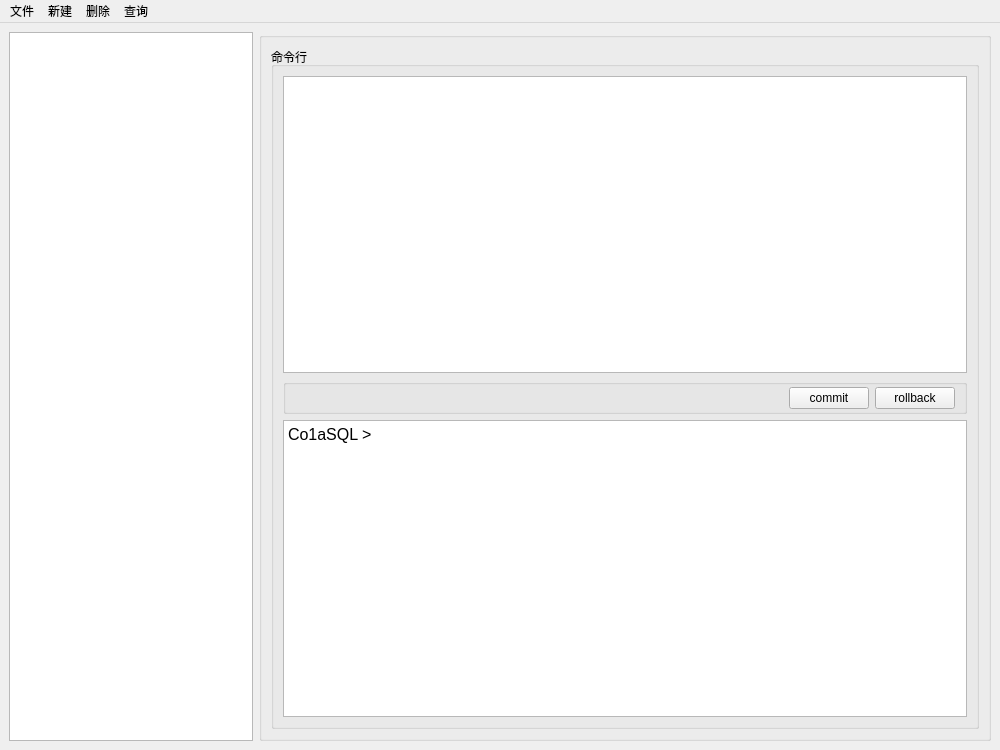
Qt form gui/ColaSqlGui/mainwindow.ui (YXHXianYu/2023-BJTU-DBMS-Project) before a commit.
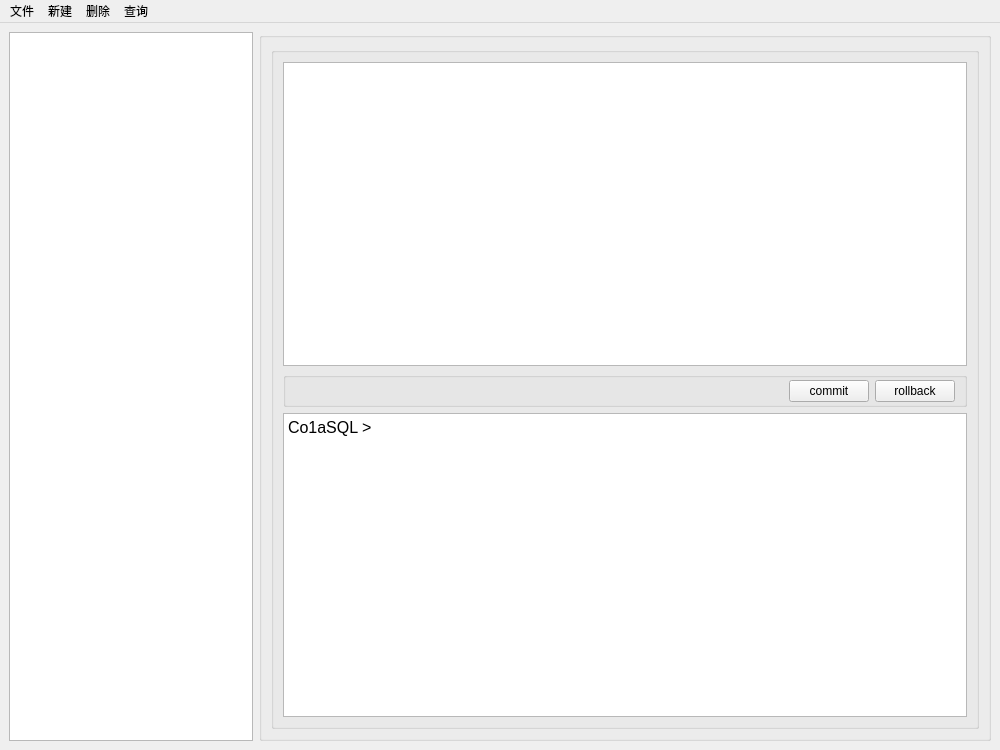
The same form after that commit.

```diff
--- a/gui/ColaSqlGui/mainwindow.ui
+++ b/gui/ColaSqlGui/mainwindow.ui
@@ -43,7 +43,7 @@
        <item row="0" column="1">
         <widget class="QGroupBox" name="groupBox">
          <property name="title">
-          <string>命令行</string>
+          <string/>
          </property>
          <layout class="QGridLayout" name="gridLayout">
           <item row="0" column="1">
```
Left out of the diff: 4 changed lines with no effect on the pictures.
